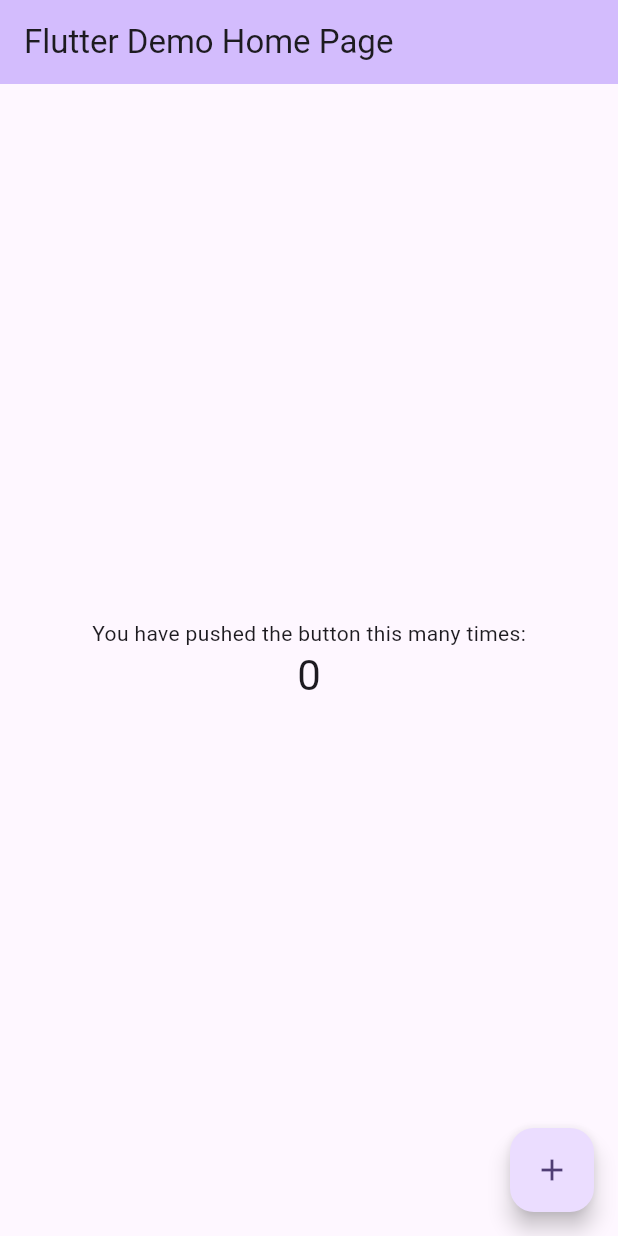
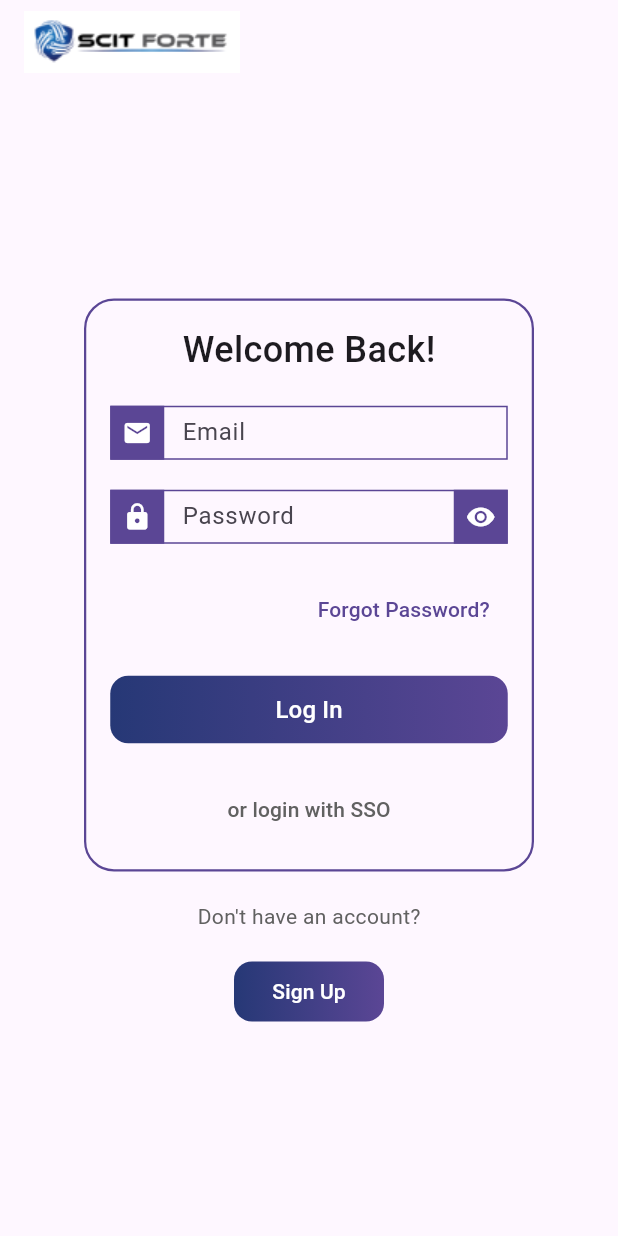
Before and after one commit to DeveloperSohaibNisar/okr_ui, a Flutter app: the screen it shows after launch, on a phone screen of 412 x 824 dp. Run offline on Flutter 3.47's test engine with Material 3 defaults, Android fonts, the phone set to English and light mode, and no system bars.

Commit message:
created login screen ui

```diff
--- /dev/null
+++ b/lib/components/button.dart
@@ -0,0 +1,47 @@
+import 'package:flutter/material.dart';
+
+class MyButton extends StatelessWidget {
+  const MyButton({
+    super.key,
+    required this.title,
+    required this.onCustomButtonPressed,
+    required this.styles,
+  });
+
+  final String title;
+  final VoidCallback onCustomButtonPressed;
+  final TextStyle styles;
+
+  @override
+  Widget build(BuildContext context) {
+    return Container(
+      decoration: BoxDecoration(
+        borderRadius: BorderRadius.circular(12),
+        gradient: LinearGradient(
+          colors: [
+            Color.fromRGBO(38, 56, 118, 1),
+            Color.fromRGBO(91, 70, 149, 1),
+          ],
+        ),
+      ),
+      // child: SizedBox(
+      //   width: 300,
+      //   height: 45,
+      child: FilledButton(
+        onPressed: onCustomButtonPressed,
+        style: FilledButton.styleFrom(
+          backgroundColor: Colors.transparent,
+          shadowColor: Colors.transparent,
+          shape: RoundedRectangleBorder(
+            borderRadius: BorderRadius.circular(12),
+          ),
+        ),
+        child: Text(
+          style: styles,
+          title,
+        ),
+      ),
+      // ),
+    );
+  }
+}
--- /dev/null
+++ b/lib/components/custom_textfield.dart
@@ -0,0 +1,74 @@
+import 'package:flutter/material.dart';
+
+class CustomTextField1 extends StatelessWidget {
+  const CustomTextField1({
+    super.key,
+  });
+
+  @override
+  Widget build(BuildContext context) {
+    return TextField(
+      decoration: InputDecoration(
+        isDense: true,
+        contentPadding: EdgeInsets.zero,
+        enabledBorder: OutlineInputBorder(
+            borderRadius: BorderRadius.all(Radius.circular(0)),
+            borderSide: BorderSide(color: Color.fromRGBO(91, 70, 149, 1))),
+        prefixIcon: Container(
+          padding: EdgeInsets.all(8.0),
+          margin: EdgeInsets.only(right: 8.0),
+          decoration: BoxDecoration(color: Color.fromRGBO(91, 70, 149, 1)),
+          child: Icon(
+            Icons.email,
+            size: 20,
+          ),
+        ),
+        prefixIconColor: Colors.white,
+        prefixIconConstraints: BoxConstraints(minWidth: 42, maxHeight: 42),
+        hintText: 'Email',
+      ),
+    );
+  }
+}
+
+class CustomTextField2 extends StatelessWidget {
+  const CustomTextField2({
+    super.key,
+  });
+
+  @override
+  Widget build(BuildContext context) {
+    return TextField(
+      decoration: InputDecoration(
+        isDense: true,
+        contentPadding: EdgeInsets.zero,
+        enabledBorder: OutlineInputBorder(
+            borderRadius: BorderRadius.all(Radius.circular(0)),
+            borderSide: BorderSide(color: Color.fromRGBO(91, 70, 149, 1))),
+        prefixIcon: Container(
+          padding: EdgeInsets.all(8.0),
+          margin: EdgeInsets.only(right: 8.0),
+          decoration: BoxDecoration(color: Color.fromRGBO(91, 70, 149, 1)),
+          child: Icon(
+            Icons.lock,
+            size: 20,
+          ),
+        ),
+        suffixIcon: Container(
+          padding: EdgeInsets.all(8.0),
+          margin: EdgeInsets.only(left: 8.0),
+          decoration: BoxDecoration(color: Color.fromRGBO(91, 70, 149, 1)),
+          child: Icon(
+            Icons.visibility,
+            size: 20,
+          ),
+        ),
+        prefixIconColor: Colors.white,
+        suffixIconColor: Colors.white,
+        prefixIconConstraints: BoxConstraints(minWidth: 42, maxHeight: 42),
+        suffixIconConstraints: BoxConstraints(minWidth: 42, maxHeight: 42),
+        hintText: 'Password',
+      ),
+    );
+  }
+}
--- a/lib/main.dart
+++ b/lib/main.dart
@@ -1,4 +1,5 @@
 import 'package:flutter/material.dart';
+import 'package:okr_ui/pages/login.dart';
 
 void main() {
   runApp(const MyApp());
@@ -7,119 +8,30 @@
 class MyApp extends StatelessWidget {
   const MyApp({super.key});
 
-  // This widget is the root of your application.
   @override
   Widget build(BuildContext context) {
     return MaterialApp(
       title: 'Flutter Demo',
-      theme: ThemeData(
-        // This is the theme of your application.
-        //
-        // TRY THIS: Try running your application with "flutter run". You'll see
-        // the application has a purple toolbar. Then, without quitting the app,
-        // try changing the seedColor in the colorScheme below to Colors.green
-        // and then invoke "hot reload" (save your changes or press the "hot
-        // reload" button in a Flutter-supported IDE, or press "r" if you used
-        // the command line to start the app).
-        //
-        // Notice that the counter didn't reset back to zero; the application
-        // state is not lost during the reload. To reset the state, use hot
-        // restart instead.
-        //
-        // This works for code too, not just values: Most code changes can be
-        // tested with just a hot reload.
-        colorScheme: ColorScheme.fromSeed(seedColor: Colors.deepPurple),
-        useMaterial3: true,
-      ),
-      home: const MyHomePage(title: 'Flutter Demo Home Page'),
+      // theme: ThemeData(
+      //   colorScheme:
+      //       ColorScheme.fromSeed(seedColor: Color.fromRGBO(118, 74, 38, 0.612)),
+      //   useMaterial3: true,
+      // ),
+      home: const MyHomePage(),
     );
   }
 }
 
-class MyHomePage extends StatefulWidget {
-  const MyHomePage({super.key, required this.title});
-
-  // This widget is the home page of your application. It is stateful, meaning
-  // that it has a State object (defined below) that contains fields that affect
-  // how it looks.
-
-  // This class is the configuration for the state. It holds the values (in this
-  // case the title) provided by the parent (in this case the App widget) and
-  // used by the build method of the State. Fields in a Widget subclass are
-  // always marked "final".
-
-  final String title;
-
-  @override
-  State<MyHomePage> createState() => _MyHomePageState();
-}
-
-class _MyHomePageState extends State<MyHomePage> {
-  int _counter = 0;
-
-  void _incrementCounter() {
-    setState(() {
-      // This call to setState tells the Flutter framework that something has
-      // changed in this State, which causes it to rerun the build method below
-      // so that the display can reflect the updated values. If we changed
-      // _counter without calling setState(), then the build method would not be
-      // called again, and so nothing would appear to happen.
-      _counter++;
-    });
-  }
+class MyHomePage extends StatelessWidget {
+  const MyHomePage({super.key});
 
   @override
   Widget build(BuildContext context) {
-    // This method is rerun every time setState is called, for instance as done
-    // by the _incrementCounter method above.
-    //
-    // The Flutter framework has been optimized to make rerunning build methods
-    // fast, so that you can just rebuild anything that needs updating rather
-    // than having to individually change instances of widgets.
     return Scaffold(
       appBar: AppBar(
-        // TRY THIS: Try changing the color here to a specific color (to
-        // Colors.amber, perhaps?) and trigger a hot reload to see the AppBar
-        // change color while the other colors stay the same.
-        backgroundColor: Theme.of(context).colorScheme.inversePrimary,
-        // Here we take the value from the MyHomePage object that was created by
-        // the App.build method, and use it to set our appbar title.
-        title: Text(widget.title),
+        title: Image.asset('assets/logo.png', fit: BoxFit.cover),
       ),
-      body: Center(
-        // Center is a layout widget. It takes a single child and positions it
-        // in the middle of the parent.
-        child: Column(
-          // Column is also a layout widget. It takes a list of children and
-          // arranges them vertically. By default, it sizes itself to fit its
-          // children horizontally, and tries to be as tall as its parent.
-          //
-          // Column has various properties to control how it sizes itself and
-          // how it positions its children. Here we use mainAxisAlignment to
-          // center the children vertically; the main axis here is the vertical
-          // axis because Columns are vertical (the cross axis would be
-          // horizontal).
-          //
-          // TRY THIS: Invoke "debug painting" (choose the "Toggle Debug Paint"
-          // action in the IDE, or press "p" in the console), to see the
-          // wireframe for each widget.
-          mainAxisAlignment: MainAxisAlignment.center,
-          children: <Widget>[
-            const Text(
-              'You have pushed the button this many times:',
-            ),
-            Text(
-              '$_counter',
-              style: Theme.of(context).textTheme.headlineMedium,
-            ),
-          ],
-        ),
-      ),
-      floatingActionButton: FloatingActionButton(
-        onPressed: _incrementCounter,
-        tooltip: 'Increment',
-        child: const Icon(Icons.add),
-      ), // This trailing comma makes auto-formatting nicer for build methods.
+      body: LoginPage(),
     );
   }
 }
--- /dev/null
+++ b/lib/pages/login.dart
@@ -0,0 +1,104 @@
+import 'package:flutter/material.dart';
+import 'package:okr_ui/components/button.dart';
+import 'package:okr_ui/components/custom_textfield.dart';
+
+class LoginPage extends StatelessWidget {
+  const LoginPage({super.key});
+
+  @override
+  Widget build(BuildContext context) {
+    return Center(
+      child: Column(
+        mainAxisAlignment: MainAxisAlignment.center,
+        children: [
+          Container(
+            width: 300,
+            decoration: BoxDecoration(
+              border: Border.all(
+                color: Color.fromRGBO(91, 70, 149, 1),
+                width: 1.5,
+              ),
+              borderRadius: BorderRadius.circular(20),
+            ),
+            child: Padding(
+              padding: const EdgeInsets.all(16.0),
+              child: Column(
+                children: [
+                  Text(
+                    style: TextStyle(
+                      fontSize: 24,
+                      fontWeight: FontWeight.w500,
+                    ),
+                    'Welcome Back!',
+                  ),
+                  SizedBox(height: 20),
+                  CustomTextField1(),
+                  SizedBox(height: 20),
+                  CustomTextField2(),
+                  SizedBox(height: 20),
+                  Row(
+                    mainAxisAlignment: MainAxisAlignment.end,
+                    children: [
+                      TextButton(
+                          onPressed: () {},
+                          child: Text(
+                            'Forgot Password?',
+                            style: TextStyle(
+                              color: Color.fromRGBO(91, 70, 149, 1),
+                            ),
+                          )),
+                    ],
+                  ),
+                  SizedBox(height: 20),
+                  SizedBox(
+                    width: 300,
+                    height: 45,
+                    child: MyButton(
+                      title: 'Log In',
+                      styles: TextStyle(
+                        color: Colors.white,
+                        fontSize: 16,
+                        fontWeight: FontWeight.w500,
+                      ),
+                      onCustomButtonPressed: () {},
+                    ),
+                  ),
+                  SizedBox(height: 20),
+                  TextButton(
+                      onPressed: () {},
+                      child: Text(
+                        'or login with SSO',
+                        style: TextStyle(
+                          color: Colors.grey[700],
+                        ),
+                      )),
+                ],
+              ),
+            ),
+          ),
+          SizedBox(height: 20),
+          Text(
+            'Don\'t have an account?',
+            style: TextStyle(
+              color: Colors.grey[700],
+            ),
+          ),
+          SizedBox(height: 20),
+          SizedBox(
+            width: 100,
+            height: 40,
+            child: MyButton(
+              title: 'Sign Up',
+              styles: TextStyle(
+                color: Colors.white,
+                fontSize: 14,
+                fontWeight: FontWeight.w500,
+              ),
+              onCustomButtonPressed: () {},
+            ),
+          ),
+        ],
+      ),
+    );
+  }
+}
--- a/pubspec.yaml
+++ b/pubspec.yaml
@@ -59,9 +59,8 @@ flutter:
   uses-material-design: true
 
   # To add assets to your application, add an assets section, like this:
-  # assets:
-  #   - images/a_dot_burr.jpeg
-  #   - images/a_dot_ham.jpeg
+  assets:
+    - assets/logo.png
 
   # An image asset can refer to one or more resolution-specific "variants", see
   # https://flutter.dev/assets-and-images/#resolution-aware
```
Also changed, not shown: assets/logo.png (added).
